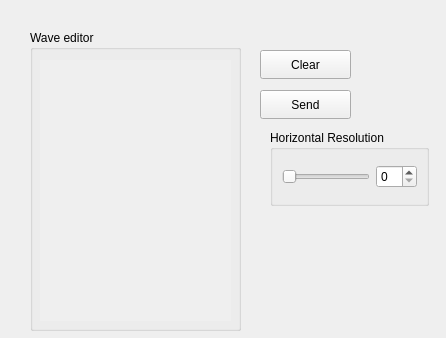
The window that pic/dac0808/control/WaveControl/widget.ui (inf3rtil/8bit_playground) describes before a commit, drawn with Qt 5.
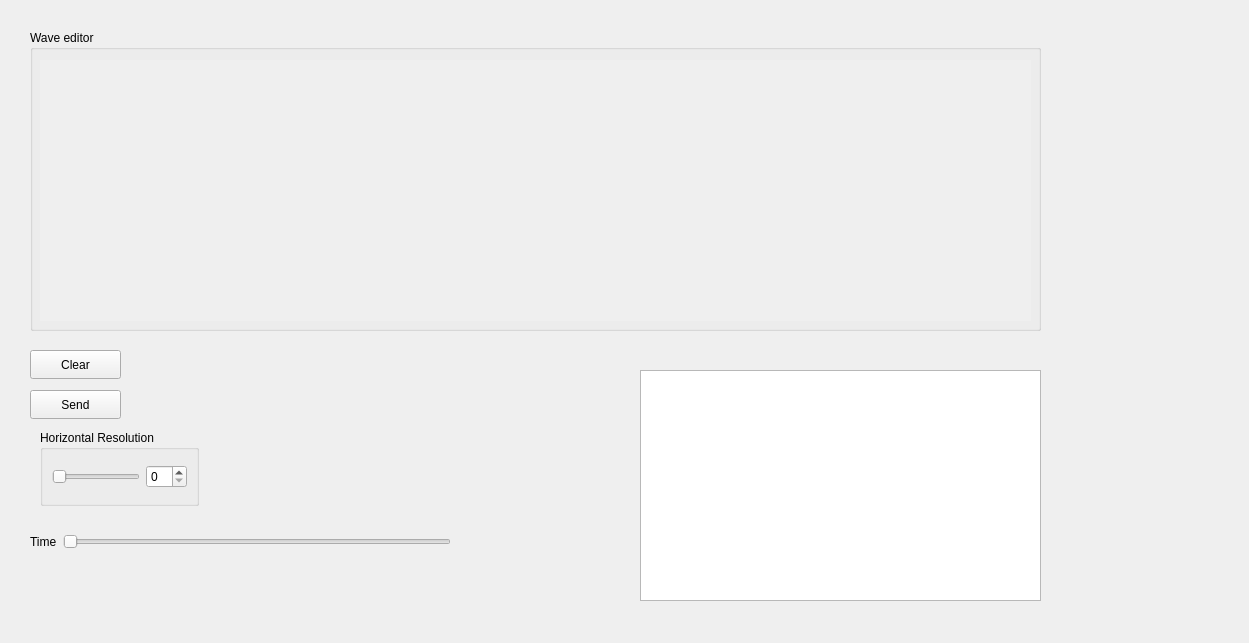
The same window after the commit.

```diff
--- a/pic/dac0808/control/WaveControl/widget.ui
+++ b/pic/dac0808/control/WaveControl/widget.ui
@@ -6,8 +6,8 @@
    <rect>
     <x>0</x>
     <y>0</y>
-    <width>446</width>
-    <height>338</height>
+    <width>1249</width>
+    <height>643</height>
    </rect>
   </property>
   <property name="windowTitle">
@@ -16,8 +16,8 @@
   <widget class="QPushButton" name="pbClear">
    <property name="geometry">
     <rect>
-     <x>260</x>
-     <y>50</y>
+     <x>30</x>
+     <y>350</y>
      <width>91</width>
      <height>29</height>
     </rect>
@@ -29,8 +29,8 @@
   <widget class="QPushButton" name="pbSend">
    <property name="geometry">
     <rect>
-     <x>260</x>
-     <y>90</y>
+     <x>30</x>
+     <y>390</y>
      <width>91</width>
      <height>29</height>
     </rect>
@@ -42,8 +42,8 @@
   <widget class="QPlainTextEdit" name="serialLog">
    <property name="geometry">
     <rect>
-     <x>30</x>
-     <y>350</y>
+     <x>640</x>
+     <y>370</y>
      <width>401</width>
      <height>231</height>
     </rect>
@@ -54,7 +54,7 @@
     <rect>
      <x>30</x>
      <y>30</y>
-     <width>211</width>
+     <width>1011</width>
      <height>301</height>
     </rect>
    </property>
@@ -66,7 +66,7 @@
      <rect>
       <x>10</x>
       <y>30</y>
-      <width>191</width>
+      <width>991</width>
       <height>261</height>
      </rect>
     </property>
@@ -90,8 +90,8 @@
   <widget class="QGroupBox" name="groupBox_2">
    <property name="geometry">
     <rect>
-     <x>270</x>
-     <y>130</y>
+     <x>40</x>
+     <y>430</y>
      <width>159</width>
      <height>76</height>
     </rect>
@@ -112,6 +112,38 @@
     </item>
    </layout>
   </widget>
+  <widget class="QWidget" name="">
+   <property name="geometry">
+    <rect>
+     <x>30</x>
+     <y>530</y>
+     <width>421</width>
+     <height>23</height>
+    </rect>
+   </property>
+   <layout class="QHBoxLayout" name="horizontalLayout_2">
+    <item>
+     <widget class="QLabel" name="label">
+      <property name="text">
+       <string>Time</string>
+      </property>
+     </widget>
+    </item>
+    <item>
+     <widget class="QSlider" name="horizontalSlider">
+      <property name="maximum">
+       <number>100</number>
+      </property>
+      <property name="value">
+       <number>0</number>
+      </property>
+      <property name="orientation">
+       <enum>Qt::Orientation::Horizontal</enum>
+      </property>
+     </widget>
+    </item>
+   </layout>
+  </widget>
  </widget>
  <resources/>
  <connections/>
```
